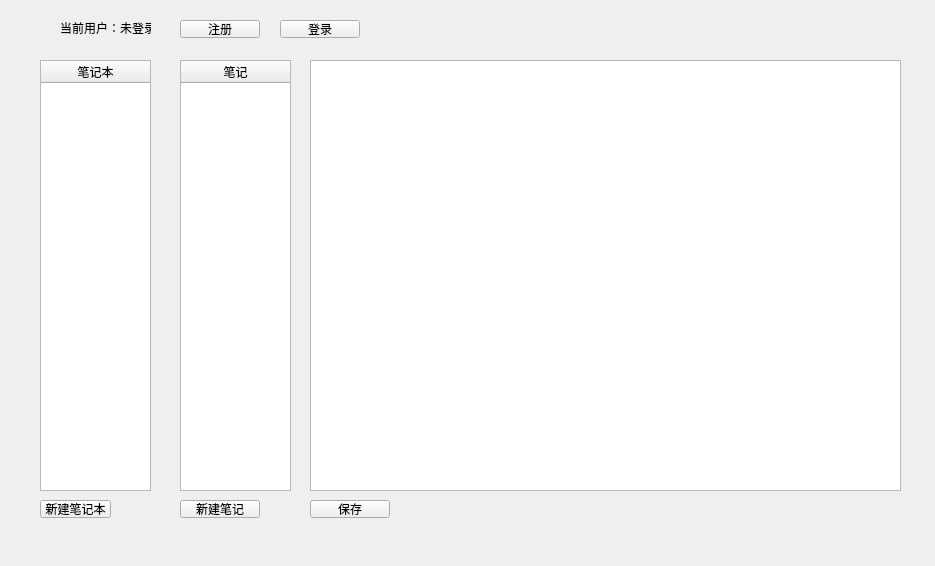
Above: Data Structure/Notebook/widget.ui from Shiokiri/de-education before the change. Below: the same form after it.
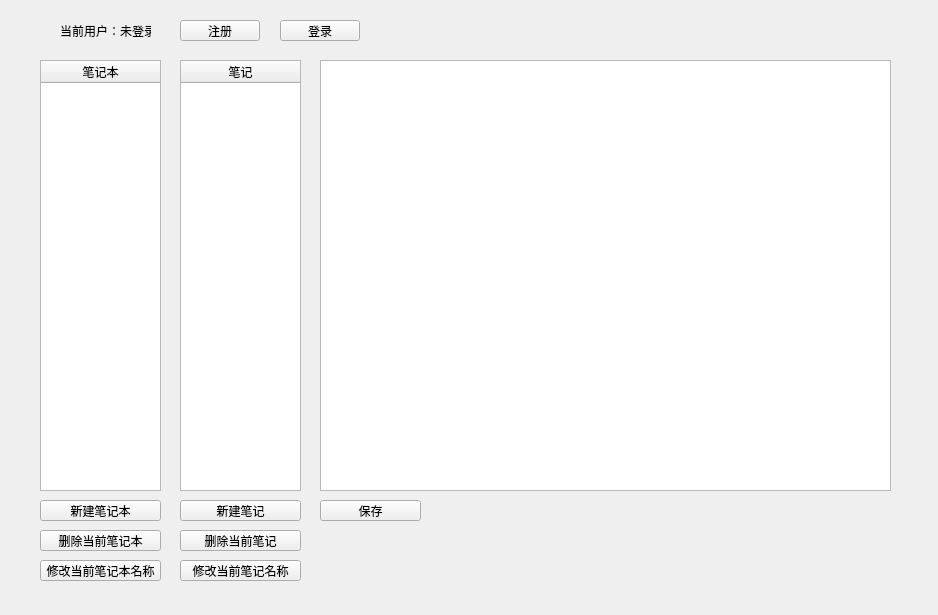
That is the form after the change.

What changed in the file:
```diff
--- a/Data Structure/Notebook/widget.ui
+++ b/Data Structure/Notebook/widget.ui
@@ -6,8 +6,8 @@
    <rect>
     <x>0</x>
     <y>0</y>
-    <width>935</width>
-    <height>566</height>
+    <width>938</width>
+    <height>615</height>
    </rect>
   </property>
   <property name="windowTitle">
@@ -19,7 +19,7 @@
      <x>180</x>
      <y>20</y>
      <width>80</width>
-     <height>18</height>
+     <height>21</height>
     </rect>
    </property>
    <property name="text">
@@ -32,7 +32,7 @@
      <x>280</x>
      <y>20</y>
      <width>80</width>
-     <height>18</height>
+     <height>21</height>
     </rect>
    </property>
    <property name="text">
@@ -42,9 +42,9 @@
   <widget class="QTextEdit" name="textEdit">
    <property name="geometry">
     <rect>
-     <x>310</x>
+     <x>320</x>
      <y>60</y>
-     <width>591</width>
+     <width>571</width>
      <height>431</height>
     </rect>
    </property>
@@ -55,7 +55,7 @@
      <x>60</x>
      <y>20</y>
      <width>91</width>
-     <height>16</height>
+     <height>21</height>
     </rect>
    </property>
    <property name="text">
@@ -67,7 +67,7 @@
     <rect>
      <x>40</x>
      <y>60</y>
-     <width>111</width>
+     <width>121</width>
      <height>431</height>
     </rect>
    </property>
@@ -94,7 +94,7 @@
     <rect>
      <x>180</x>
      <y>60</y>
-     <width>111</width>
+     <width>121</width>
      <height>431</height>
     </rect>
    </property>
@@ -121,8 +121,8 @@
     <rect>
      <x>40</x>
      <y>500</y>
-     <width>71</width>
-     <height>18</height>
+     <width>121</width>
+     <height>21</height>
     </rect>
    </property>
    <property name="text">
@@ -134,8 +134,8 @@
     <rect>
      <x>180</x>
      <y>500</y>
-     <width>80</width>
-     <height>18</height>
+     <width>121</width>
+     <height>21</height>
     </rect>
    </property>
    <property name="text">
@@ -145,16 +145,68 @@
   <widget class="QPushButton" name="pushButton_3">
    <property name="geometry">
     <rect>
-     <x>310</x>
+     <x>320</x>
      <y>500</y>
-     <width>80</width>
-     <height>18</height>
+     <width>101</width>
+     <height>21</height>
     </rect>
    </property>
    <property name="text">
     <string>保存</string>
    </property>
   </widget>
+  <widget class="QPushButton" name="deleteNotebookButton">
+   <property name="geometry">
+    <rect>
+     <x>40</x>
+     <y>530</y>
+     <width>121</width>
+     <height>21</height>
+    </rect>
+   </property>
+   <property name="text">
+    <string>删除当前笔记本</string>
+   </property>
+  </widget>
+  <widget class="QPushButton" name="deleteNoteButton">
+   <property name="geometry">
+    <rect>
+     <x>180</x>
+     <y>530</y>
+     <width>121</width>
+     <height>21</height>
+    </rect>
+   </property>
+   <property name="text">
+    <string>删除当前笔记</string>
+   </property>
+  </widget>
+  <widget class="QPushButton" name="changeNotebookNameButton">
+   <property name="geometry">
+    <rect>
+     <x>40</x>
+     <y>560</y>
+     <width>121</width>
+     <height>21</height>
+    </rect>
+   </property>
+   <property name="text">
+    <string>修改当前笔记本名称</string>
+   </property>
+  </widget>
+  <widget class="QPushButton" name="changeNoteButton">
+   <property name="geometry">
+    <rect>
+     <x>180</x>
+     <y>560</y>
+     <width>121</width>
+     <height>21</height>
+    </rect>
+   </property>
+   <property name="text">
+    <string>修改当前笔记名称</string>
+   </property>
+  </widget>
  </widget>
  <resources/>
  <connections/>
```
Left out of the diff: 6 changed lines with no effect on the pictures.
